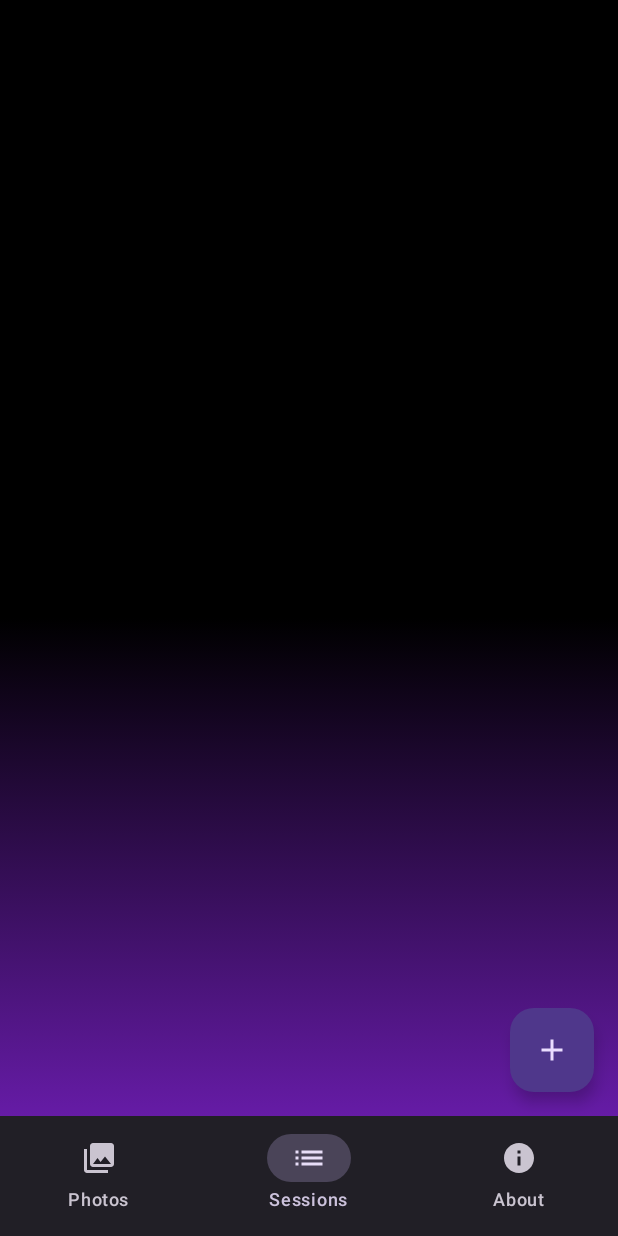
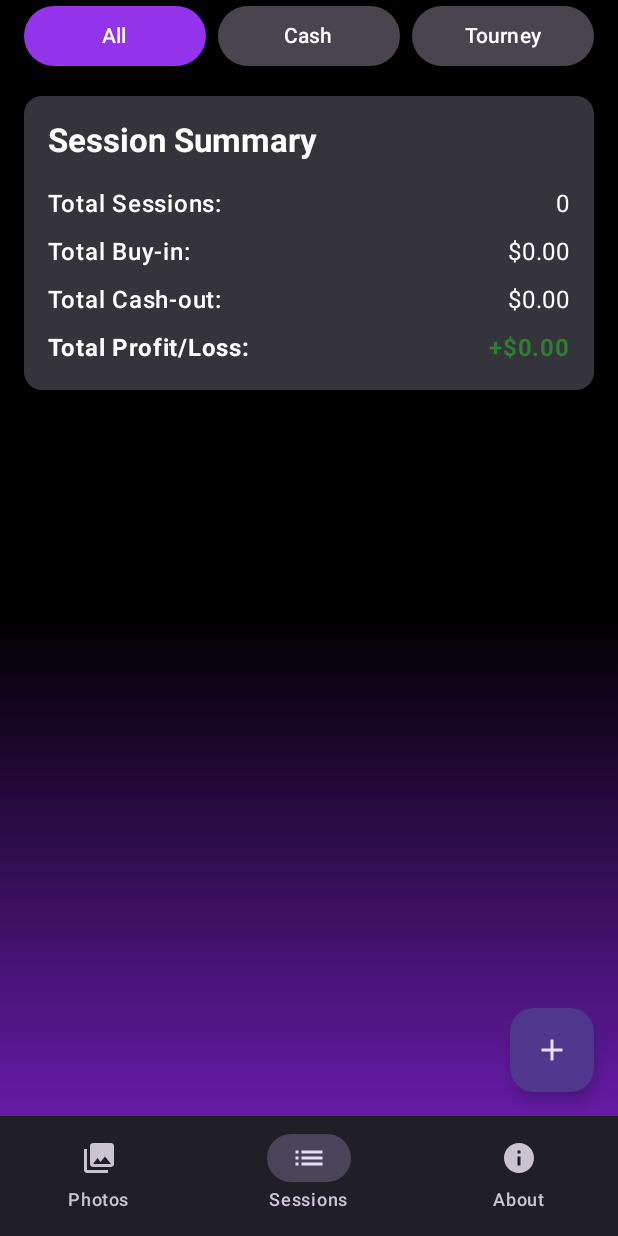
Before and after one commit to bitcrafterapps/stax, an Android app built with Jetpack Compose: the SessionsScreen screen opened through its navigation route, on a phone screen of 412 x 824 dp. Run offline under Robolectric (Android 15) with nearby library versions, the phone set to English and light mode, and no system bars; our stand-ins replace Room's generated code.

Commit message:
session management

```diff
--- a/app/src/main/java/com/example/stax/ui/screens/SessionsScreen.kt
+++ b/app/src/main/java/com/example/stax/ui/screens/SessionsScreen.kt
@@ -1,5 +1,6 @@
 package com.example.stax.ui.screens
 
+import androidx.compose.foundation.Image
 import androidx.compose.foundation.clickable
 import androidx.compose.foundation.layout.Arrangement
 import androidx.compose.foundation.layout.Column
@@ -9,6 +10,8 @@ import androidx.compose.foundation.layout.fillMaxSize
 import androidx.compose.foundation.layout.fillMaxWidth
 import androidx.compose.foundation.layout.height
 import androidx.compose.foundation.layout.padding
+import androidx.compose.foundation.layout.size
+import androidx.compose.foundation.layout.width
 import androidx.compose.foundation.lazy.LazyColumn
 import androidx.compose.foundation.lazy.items
 import androidx.compose.material.icons.Icons
@@ -38,9 +41,11 @@ import androidx.compose.runtime.setValue
 import androidx.compose.ui.Alignment
 import androidx.compose.ui.Modifier
 import androidx.compose.ui.graphics.Color
+import androidx.compose.ui.res.painterResource
 import androidx.compose.ui.text.font.FontWeight
 import androidx.compose.ui.unit.dp
 import androidx.compose.ui.window.Dialog
+import com.example.stax.R
 import com.example.stax.data.Session
 import com.example.stax.data.SessionsViewModel
 import com.example.stax.ui.composables.DropdownSelector
@@ -78,6 +83,13 @@ fun SessionsScreen(
     val stakesList = listOf("1/2", "2/3", "2/5", "5/5", "5/10", "10/20", "20/40", "25/50", "50/100", "100/200", "200/400", "500/1000")
     val antesList = listOf("None", "10", "20", "40", "50", "100", "200", "400", "1000")
 
+    var selectedFilter by remember { mutableStateOf("All") }
+    val filteredSessions = when (selectedFilter) {
+        "Cash" -> sessions.filter { it.type == "Cash" }
+        "Tourney" -> sessions.filter { it.type == "Tourney" }
+        else -> sessions
+    }
+
     Scaffold(
         floatingActionButton = {
             FloatingActionButton(onClick = { showDialog = true }) {
@@ -85,18 +97,28 @@ fun SessionsScreen(
             }
         }
     ) { paddingValues ->
-        LazyColumn(
+        Column(
             modifier = Modifier
                 .fillMaxSize()
                 .padding(paddingValues)
-                .padding(16.dp),
-            verticalArrangement = Arrangement.spacedBy(8.dp)
+                .padding(horizontal = 16.dp)
         ) {
-            items(sessions) { session ->
-                SessionItem(
-                    session = session,
-                    onClick = { onSessionClick(session.id) }
-                )
+            FilterButtons(
+                selectedFilter = selectedFilter,
+                onFilterSelected = { selectedFilter = it }
+            )
+            Spacer(modifier = Modifier.height(16.dp))
+            WinLossSummary(sessions = filteredSessions)
+            Spacer(modifier = Modifier.height(16.dp))
+            LazyColumn(
+                verticalArrangement = Arrangement.spacedBy(8.dp)
+            ) {
+                items(filteredSessions) { session ->
+                    SessionItem(
+                        session = session,
+                        onClick = { onSessionClick(session.id) }
+                    )
+                }
             }
         }
 
@@ -236,6 +258,73 @@ fun SessionsScreen(
 }
 
 @Composable
+fun FilterButtons(
+    selectedFilter: String,
+    onFilterSelected: (String) -> Unit
+) {
+    Row(
+        modifier = Modifier.fillMaxWidth(),
+        horizontalArrangement = Arrangement.spacedBy(8.dp)
+    ) {
+        val filters = listOf("All", "Cash", "Tourney")
+        filters.forEach { filter ->
+            Button(
+                onClick = { onFilterSelected(filter) },
+                modifier = Modifier.weight(1f),
+                colors = ButtonDefaults.buttonColors(
+                    containerColor = if (selectedFilter == filter) MaterialTheme.colorScheme.primary else MaterialTheme.colorScheme.surfaceVariant
+                )
+            ) {
+                Text(filter)
+            }
+        }
+    }
+}
+
+@Composable
+fun WinLossSummary(sessions: List<Session>) {
+    val totalBuyIn = sessions.sumOf { it.buyInAmount }
+    val totalCashOut = sessions.sumOf { it.cashOutAmount }
+    val totalProfitLoss = totalCashOut - totalBuyIn
+    val profitLossColor = if (totalProfitLoss >= 0) Color(0xFF2E7D32) else Color(0xFFC62828)
+    val profitLossPrefix = if (totalProfitLoss >= 0) "+" else ""
+    val numberFormat = NumberFormat.getCurrencyInstance(Locale.US)
+
+    Card(
+        modifier = Modifier.fillMaxWidth(),
+        elevation = CardDefaults.cardElevation(4.dp)
+    ) {
+        Column(modifier = Modifier.padding(16.dp)) {
+            Text("Session Summary", style = MaterialTheme.typography.titleLarge, fontWeight = FontWeight.Bold)
+            Spacer(modifier = Modifier.height(16.dp))
+            Row(modifier = Modifier.fillMaxWidth(), horizontalArrangement = Arrangement.SpaceBetween) {
+                Text("Total Sessions:", fontWeight = FontWeight.SemiBold)
+                Text("${sessions.size}")
+            }
+            Spacer(modifier = Modifier.height(8.dp))
+            Row(modifier = Modifier.fillMaxWidth(), horizontalArrangement = Arrangement.SpaceBetween) {
+                Text("Total Buy-in:", fontWeight = FontWeight.SemiBold)
+                Text(numberFormat.format(totalBuyIn))
+            }
+            Spacer(modifier = Modifier.height(8.dp))
+            Row(modifier = Modifier.fillMaxWidth(), horizontalArrangement = Arrangement.SpaceBetween) {
+                Text("Total Cash-out:", fontWeight = FontWeight.SemiBold)
+                Text(numberFormat.format(totalCashOut))
+            }
+            Spacer(modifier = Modifier.height(8.dp))
+            Row(modifier = Modifier.fillMaxWidth(), horizontalArrangement = Arrangement.SpaceBetween) {
+                Text("Total Profit/Loss:", fontWeight = FontWeight.Bold)
+                Text(
+                    text = "$profitLossPrefix${numberFormat.format(totalProfitLoss)}",
+                    color = profitLossColor,
+                    fontWeight = FontWeight.Bold
+                )
+            }
+        }
+    }
+}
+
+@Composable
 fun SessionItem(
     session: Session,
     onClick: () -> Unit
@@ -251,17 +340,30 @@ fun SessionItem(
             .clickable(onClick = onClick),
         elevation = CardDefaults.cardElevation(defaultElevation = 2.dp)
     ) {
-        Column(
+        Row(
             modifier = Modifier
                 .padding(16.dp)
+                .fillMaxWidth(),
+            verticalAlignment = Alignment.CenterVertically
         ) {
-            Text(session.name, fontWeight = FontWeight.Bold)
-            Text(session.date)
-            Text("${session.type} - ${session.game}")
+            val iconRes = if (session.type == "Cash") R.drawable.cash else R.drawable.stack
+            Image(
+                painter = painterResource(id = iconRes),
+                contentDescription = session.type,
+                modifier = Modifier.size(40.dp)
+            )
+            Spacer(modifier = Modifier.width(16.dp))
+            Column(modifier = Modifier.weight(1f)) {
+                Text(text = session.name, style = MaterialTheme.typography.titleMedium, fontWeight = FontWeight.Bold)
+                Spacer(modifier = Modifier.height(4.dp))
+                Text(text = session.casinoName, style = MaterialTheme.typography.bodyMedium, color = Color.Gray)
+                Text(text = session.date, style = MaterialTheme.typography.bodySmall, color = Color.Gray)
+            }
             Text(
-                text = "P/L: $profitLossPrefix${NumberFormat.getCurrencyInstance().format(profitLoss)}",
+                text = "$profitLossPrefix${NumberFormat.getCurrencyInstance(Locale.US).format(profitLoss)}",
                 color = profitLossColor,
-                fontWeight = FontWeight.SemiBold
+                fontWeight = FontWeight.Bold,
+                style = MaterialTheme.typography.titleMedium
             )
         }
     }
--- a/app/src/main/java/com/example/stax/ui/screens/SplashScreen.kt
+++ b/app/src/main/java/com/example/stax/ui/screens/SplashScreen.kt
@@ -34,7 +34,7 @@ fun SplashScreen(onTimeout: () -> Unit) {
         Column(
             modifier = Modifier
                 .fillMaxSize()
-                .padding(top = 64.dp),
+                .padding(top = 44.dp),
             verticalArrangement = Arrangement.Top,
             horizontalAlignment = Alignment.CenterHorizontally
         ) {
```
Also changed, not shown: 2 other files.
